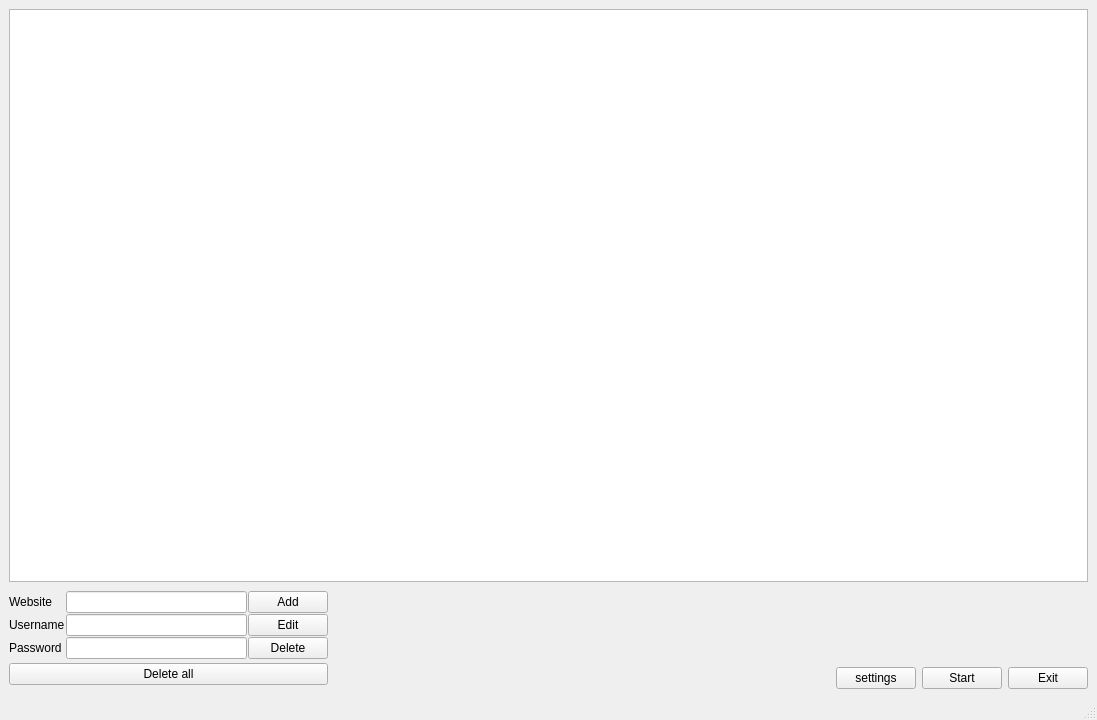
This is src/gui/GUI/mainwindow.ui in kamerado/USB-Password-Manager as Qt 5 draws it before an edit. The edited form follows.
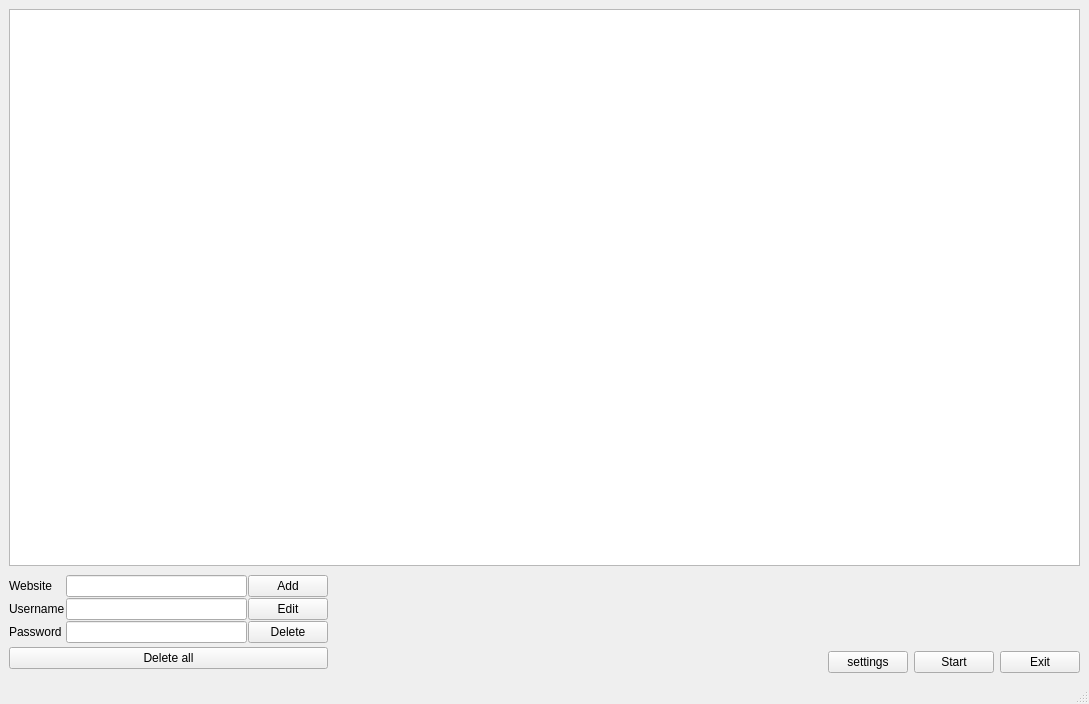
This is the edited form.

What changed in the file:
```diff
--- a/src/gui/GUI/mainwindow.ui
+++ b/src/gui/GUI/mainwindow.ui
@@ -6,8 +6,8 @@
    <rect>
     <x>0</x>
     <y>0</y>
-    <width>1097</width>
-    <height>720</height>
+    <width>1089</width>
+    <height>704</height>
    </rect>
   </property>
   <property name="sizePolicy">
```
Left out of the diff: 9 changed lines with no effect on the pictures.
